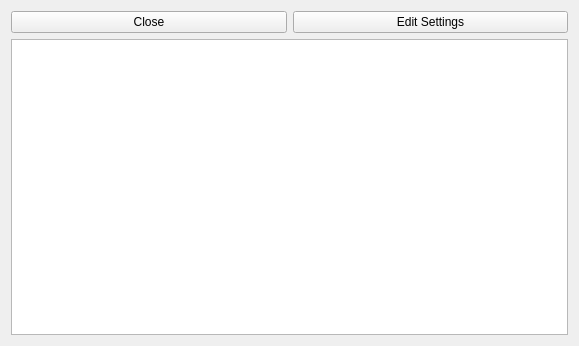
First picture: the form in ui/settings-help.ui, repository berndhs/arado, before the edit.
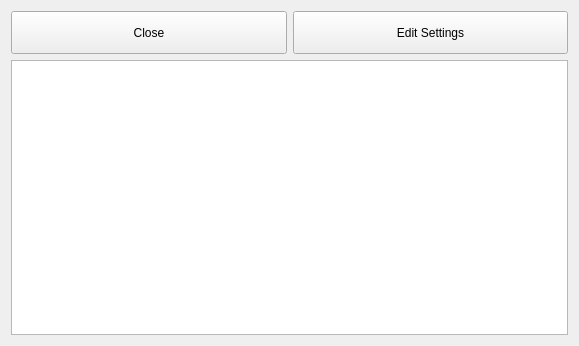
Second picture: the form after the edit. Icons and pictures are not drawn.

Commit message: icon for settins faq

What changed in the file:
```diff
--- a/ui/settings-help.ui
+++ b/ui/settings-help.ui
@@ -16,16 +16,54 @@
   <layout class="QGridLayout" name="gridLayout">
    <item row="0" column="0">
     <widget class="QPushButton" name="closeButton">
+     <property name="minimumSize">
+      <size>
+       <width>0</width>
+       <height>43</height>
+      </size>
+     </property>
+     <property name="toolTip">
+      <string>Close the Tab.</string>
+     </property>
      <property name="text">
       <string>Close</string>
      </property>
+     <property name="icon">
+      <iconset resource="../arado.qrc">
+       <normaloff>:/images/back.png</normaloff>:/images/back.png</iconset>
+     </property>
+     <property name="iconSize">
+      <size>
+       <width>32</width>
+       <height>32</height>
+      </size>
+     </property>
     </widget>
    </item>
    <item row="0" column="1">
     <widget class="QPushButton" name="editButton">
+     <property name="minimumSize">
+      <size>
+       <width>0</width>
+       <height>43</height>
+      </size>
+     </property>
+     <property name="toolTip">
+      <string>Open the Settings Editor.</string>
+     </property>
      <property name="text">
       <string>Edit Settings</string>
      </property>
+     <property name="icon">
+      <iconset resource="../arado.qrc">
+       <normaloff>:/images/misc.png</normaloff>:/images/misc.png</iconset>
+     </property>
+     <property name="iconSize">
+      <size>
+       <width>32</width>
+       <height>32</height>
+      </size>
+     </property>
     </widget>
    </item>
    <item row="1" column="0" colspan="2">
```
Left out of the diff: 1 changed line with no effect on the pictures. The commit also changes 3 other files.
